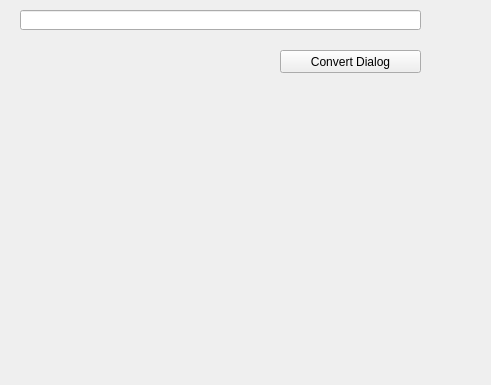
Old version of the form mainwindow.ui in the repository noegoman100/MouthamaticCppQt; both pictures show x 0 to 491 and y 0 to 385 of the 800 by 600 pixel window.
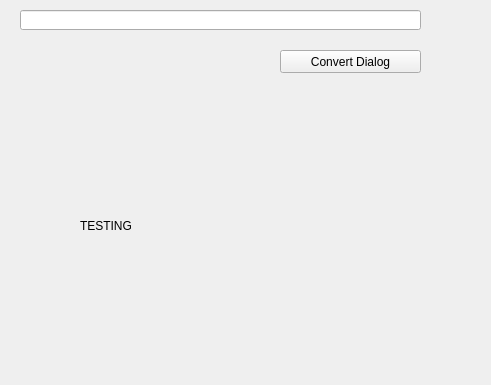
New version of the form.

Commit message: Working. Playing with QImage and Label->setPixmap.

Diff of the .ui file:
```diff
--- a/mainwindow.ui
+++ b/mainwindow.ui
@@ -76,6 +76,19 @@
      </rect>
     </property>
    </widget>
+   <widget class="QLabel" name="imageLabel">
+    <property name="geometry">
+     <rect>
+      <x>80</x>
+      <y>140</y>
+      <width>331</width>
+      <height>171</height>
+     </rect>
+    </property>
+    <property name="text">
+     <string>TESTING</string>
+    </property>
+   </widget>
   </widget>
   <widget class="QStatusBar" name="statusbar"/>
  </widget>
```
The commit also changes 5 other files.
